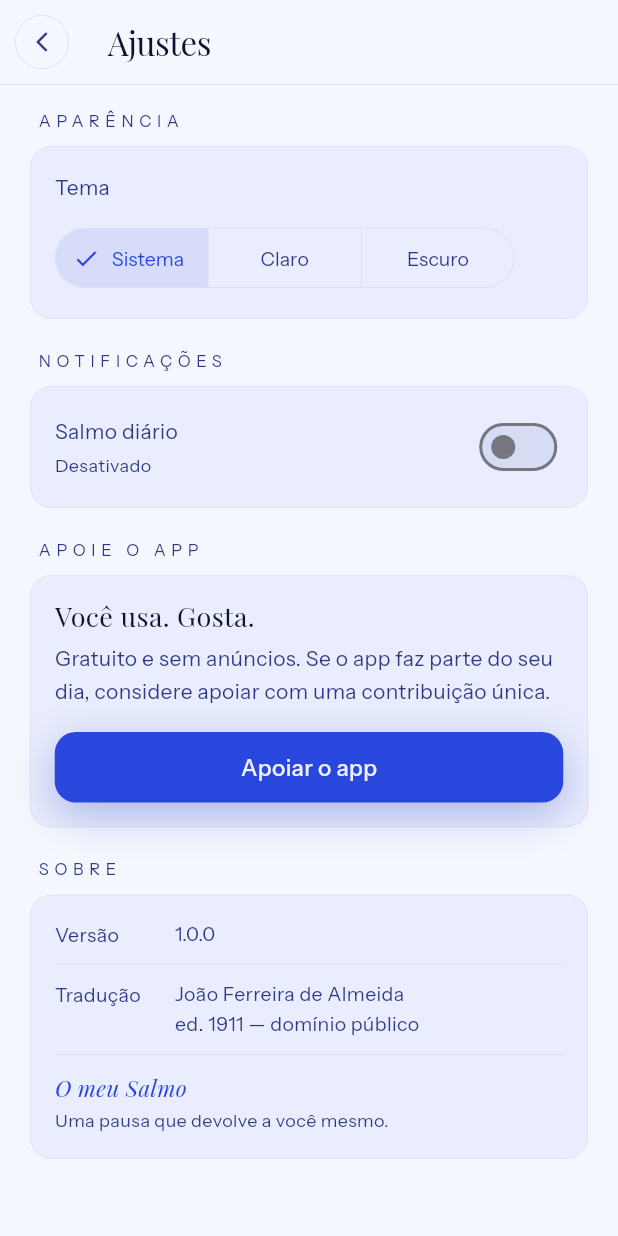
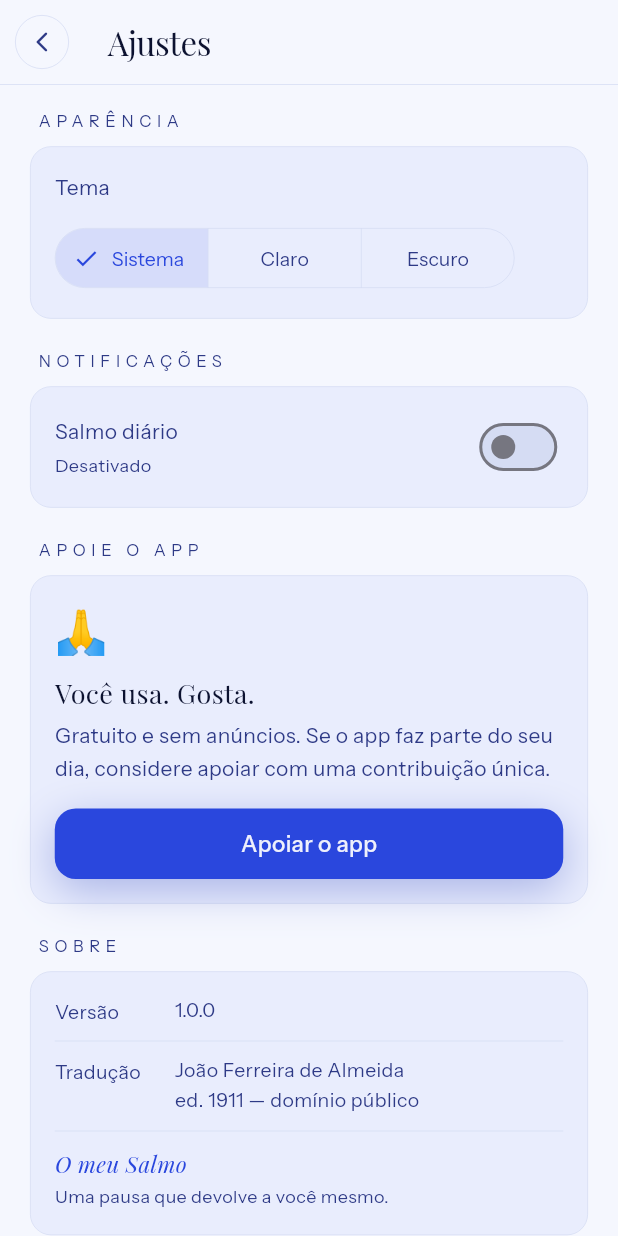
Before and after one commit to omeusalmo/o-meu-salmo, a Flutter app: the screen it shows after launch, after a tap on the "settings" icon, on a phone screen of 412 x 824 dp. Run offline on Flutter 3.47's test engine with Material 3 defaults, Android fonts, the phone set to English and light mode, and no system bars; our stand-ins replace firebase_analytics, firebase_core, flutter_local_notifications, flutter_riverpod, go_router, google_fonts and 4 more; accounts and stored records are empty.

Commit message:
fix: collection header title, reveal animation, reflexão tag, apoie emoji
- detalhe_colecao: header shows collection titulo (was subtitulo)
- leitura_salmo: replace double AnimatedSize+controller with AnimatedCrossFade
  — cleaner single transition, removes unused AnimationController/fade/slide fields
- home: reflexão tag upgraded to pill chip (border + bg tint, consistent w/ DS)
- ajustes: added 🙏 emoji above "Apoie o app" section for warmth

Co-Authored-By: Claude Sonnet 4.6 <noreply@anthropic.com>

```diff
--- a/app/lib/features/ajustes/ajustes_screen.dart
+++ b/app/lib/features/ajustes/ajustes_screen.dart
@@ -118,6 +118,8 @@ class AjustesScreen extends ConsumerWidget {
             child: Column(
               crossAxisAlignment: CrossAxisAlignment.start,
               children: [
+                const Text('🙏', style: TextStyle(fontSize: 28)),
+                const SizedBox(height: AppTheme.sp2),
                 Text(
                   'Você usa. Gosta.',
                   style: GoogleFonts.playfairDisplay(
--- a/app/lib/features/home/home_screen.dart
+++ b/app/lib/features/home/home_screen.dart
@@ -216,24 +216,25 @@ class _HomeContent extends StatelessWidget {
                   button: true,
                   child: GestureDetector(
                     onTap: () => context.push('/salmos/${salmo.numero}'),
-                    child: Padding(
-                      padding: const EdgeInsets.symmetric(vertical: 6),
+                    child: Container(
+                      padding: const EdgeInsets.symmetric(horizontal: 10, vertical: 6),
+                      decoration: BoxDecoration(
+                        color: accent.withAlpha(18),
+                        borderRadius: BorderRadius.circular(AppTheme.radiusPill),
+                        border: Border.all(color: accent.withAlpha(60), width: 0.5),
+                      ),
                       child: Row(
                         mainAxisSize: MainAxisSize.min,
                         children: [
-                          Icon(
-                            Icons.auto_stories_outlined,
-                            size: 13,
-                            color: accent,
-                          ),
+                          Icon(Icons.auto_stories_outlined, size: 12, color: accent),
                           const SizedBox(width: 5),
                           Text(
-                            'Este Salmo tem uma reflexão',
+                            'tem reflexão',
                             style: GoogleFonts.instrumentSans(
-                              fontSize: 12,
-                              fontWeight: FontWeight.w400,
+                              fontSize: 11,
+                              fontWeight: FontWeight.w500,
                               color: accent,
-                              letterSpacing: 0.2,
+                              letterSpacing: 0.3,
                             ),
                           ),
                         ],
```
Also changed, not shown: app/lib/features/colecoes/detalhe_colecao_screen.dart (+4 -6 lines), app/lib/features/salmos/leitura_salmo_screen.dart (+11 -68 lines).
